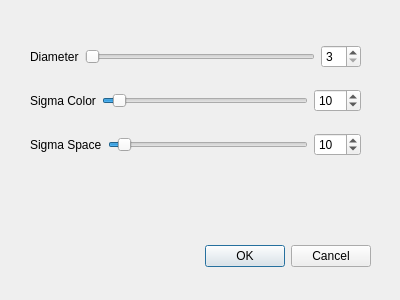
Before: the Qt Designer form bilateraldialog.ui in mbobowsk/DarQwin, drawn with Qt 5.
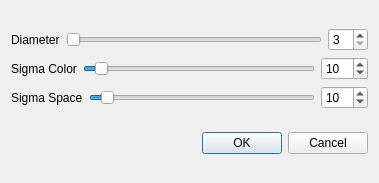
After: the same form once the commit is applied.

Diff of the .ui file:
```diff
--- a/bilateraldialog.ui
+++ b/bilateraldialog.ui
@@ -6,38 +6,15 @@
    <rect>
     <x>0</x>
     <y>0</y>
-    <width>400</width>
-    <height>300</height>
+    <width>379</width>
+    <height>183</height>
    </rect>
   </property>
   <property name="windowTitle">
    <string>Bilateral Filter</string>
   </property>
-  <widget class="QDialogButtonBox" name="buttonBox">
-   <property name="geometry">
-    <rect>
-     <x>30</x>
-     <y>240</y>
-     <width>341</width>
-     <height>32</height>
-    </rect>
-   </property>
-   <property name="orientation">
-    <enum>Qt::Horizontal</enum>
-   </property>
-   <property name="standardButtons">
-    <set>QDialogButtonBox::Cancel|QDialogButtonBox::Ok</set>
-   </property>
-  </widget>
-  <widget class="QWidget" name="layoutWidget">
-   <property name="geometry">
-    <rect>
-     <x>30</x>
-     <y>30</y>
-     <width>331</width>
-     <height>141</height>
-    </rect>
-   </property>
+  <layout class="QGridLayout" name="gridLayout">
+   <item row="0" column="0">
    <layout class="QVBoxLayout" name="verticalLayout">
     <item>
      <layout class="QHBoxLayout" name="horizontalLayout_3">
@@ -154,7 +131,18 @@
      </layout>
     </item>
    </layout>
-  </widget>
+   </item>
+   <item row="1" column="0">
+    <widget class="QDialogButtonBox" name="buttonBox">
+     <property name="orientation">
+      <enum>Qt::Horizontal</enum>
+     </property>
+     <property name="standardButtons">
+      <set>QDialogButtonBox::Cancel|QDialogButtonBox::Ok</set>
+     </property>
+    </widget>
+   </item>
+  </layout>
  </widget>
  <resources/>
  <connections>
```
Lines whose indentation alone changed are shown as unchanged.
